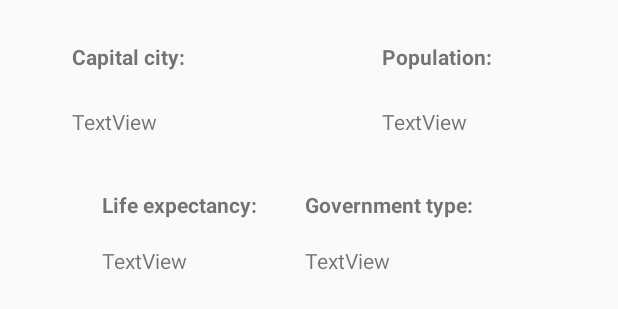
After one commit to allstendres98/COVID19_Data, an Android app: the layout info_dialog.xml on its own in the app's theme, with its tools: preview values and no code run, on a phone screen of 412 x 824 dp. The commit adds this screen. Shown: the top 309 px of the screen. Run offline under Robolectric (Android 15) with nearby library versions, the phone set to English and light mode, and no system bars; network calls fail; Roboto replaces fonts that are not available here.

Commit message:
dialog
falta poner la info correspondiente

```diff
--- /dev/null
+++ b/app/src/main/java/com/al375502/covid_19data/InfoDialog.java
@@ -0,0 +1,53 @@
+package com.al375502.covid_19data;
+
+import android.app.AlertDialog;
+import android.app.Dialog;
+import android.content.DialogInterface;
+import android.os.Bundle;
+import android.view.LayoutInflater;
+import android.view.View;
+import android.widget.TextView;
+
+import androidx.appcompat.app.AppCompatDialogFragment;
+
+import com.al375502.covid_19data.database.Country;
+
+public class InfoDialog extends AppCompatDialogFragment {
+    public Country countrySelected;
+    public MainActivity view;
+    public TextView capital, population, govern, life;
+
+    public InfoDialog(Country countrySelected, MainActivity view) {
+        this.countrySelected = countrySelected;
+        this.view = view;
+    }
+
+    @Override
+    public Dialog onCreateDialog(Bundle savedInstanceState) {
+        AlertDialog.Builder builder = new AlertDialog.Builder(getActivity());
+
+        LayoutInflater inflater = getActivity().getLayoutInflater();
+        View viewInflate = inflater.inflate(R.layout.info_dialog, null);
+        builder.setView(viewInflate).setTitle(countrySelected.name);
+
+        builder.setNeutralButton("OKAY", new DialogInterface.OnClickListener() {
+            @Override
+            public void onClick(DialogInterface dialog, int which) {
+
+            }
+        });
+
+        life = viewInflate.findViewById(R.id.life);
+        capital = viewInflate.findViewById(R.id.capital);
+        govern = viewInflate.findViewById(R.id.govern);
+        population = viewInflate.findViewById(R.id.population);
+
+        /*
+        life.setText(countrySelected.life  + "");
+        capital.setText(countrySelected.capital+ "");
+        population.setText(countrySelected.population + "");
+        govern.setText(countrySelected.govern + "");
+        */
+        return builder.create();
+    }
+}
--- a/app/src/main/java/com/al375502/covid_19data/MainActivity.java
+++ b/app/src/main/java/com/al375502/covid_19data/MainActivity.java
@@ -34,6 +34,7 @@ public class MainActivity extends AppCompatActivity {
     ArrayList<Country> countriesInThatContinent;
     ArrayList<String> continentsSpinner;
     int selectionCurrent;
+    MainActivity thisContext;
 
     //CustomAdapter
     @Override
@@ -51,6 +52,7 @@ public class MainActivity extends AppCompatActivity {
         countrySelected = findViewById(R.id.selectedCountry);
         spinner = findViewById(R.id.spinner);
         selectionCurrent = spinner.getSelectedItemPosition();
+        thisContext = this;
 
 
         spinner.setOnItemSelectedListener(new AdapterView.OnItemSelectedListener() {
@@ -82,6 +84,20 @@ public class MainActivity extends AppCompatActivity {
                 buttonInfo.setEnabled(true);
             }
         });
+
+        buttonInfo.setOnClickListener(new View.OnClickListener() {
+            @Override
+            public void onClick(View v) {
+                for(int i = 0; i < countriesInThatContinent.size(); i++)
+                {
+                    if(countrySelected.getText().equals(countriesInThatContinent.get(i).name))
+                    {
+                        InfoDialog infoDialog = new InfoDialog (countriesInThatContinent.get(i), thisContext);
+                        infoDialog.show(getSupportFragmentManager(),"info dialog");
+                    }
+                }
+            }
+        });
     }
 
     public void FillListView(ArrayList<Country> countries) {
--- /dev/null
+++ b/app/src/main/res/layout/info_dialog.xml
@@ -0,0 +1,92 @@
+<?xml version="1.0" encoding="utf-8"?>
+<androidx.constraintlayout.widget.ConstraintLayout xmlns:android="http://schemas.android.com/apk/res/android"
+    xmlns:app="http://schemas.android.com/apk/res-auto"
+    xmlns:tools="http://schemas.android.com/tools"
+    android:id="@+id/linearLayout"
+    android:layout_width="match_parent"
+    android:layout_height="match_parent">
+
+    <TextView
+        android:id="@+id/textView2"
+        android:layout_width="wrap_content"
+        android:layout_height="wrap_content"
+        android:layout_marginStart="48dp"
+        android:layout_marginLeft="48dp"
+        android:layout_marginTop="28dp"
+        android:text="Capital city:"
+        android:textStyle="bold"
+        app:layout_constraintStart_toStartOf="parent"
+        app:layout_constraintTop_toTopOf="parent" />
+
+    <TextView
+        android:id="@+id/capital"
+        android:layout_width="wrap_content"
+        android:layout_height="wrap_content"
+        android:layout_marginTop="24dp"
+        android:text="TextView"
+        app:layout_constraintStart_toStartOf="@+id/textView2"
+        app:layout_constraintTop_toBottomOf="@+id/textView2" />
+
+    <TextView
+        android:id="@+id/textView6"
+        android:layout_width="wrap_content"
+        android:layout_height="wrap_content"
+        android:layout_marginTop="28dp"
+        android:layout_marginEnd="84dp"
+        android:layout_marginRight="84dp"
+        android:text="Population:"
+        android:textStyle="bold"
+        app:layout_constraintEnd_toEndOf="parent"
+        app:layout_constraintTop_toTopOf="parent" />
+
+    <TextView
+        android:id="@+id/population"
+        android:layout_width="wrap_content"
+        android:layout_height="wrap_content"
+        android:layout_marginTop="24dp"
+        android:text="TextView"
+        app:layout_constraintStart_toStartOf="@+id/textView6"
+        app:layout_constraintTop_toBottomOf="@+id/textView6" />
+
+    <TextView
+        android:id="@+id/textView8"
+        android:layout_width="wrap_content"
+        android:layout_height="wrap_content"
+        android:layout_marginStart="68dp"
+        android:layout_marginLeft="68dp"
+        android:text="Life expectancy:"
+        android:textStyle="bold"
+        app:layout_constraintStart_toStartOf="parent"
+        app:layout_constraintTop_toTopOf="@+id/textView9" />
+
+    <TextView
+        android:id="@+id/textView9"
+        android:layout_width="wrap_content"
+        android:layout_height="wrap_content"
+        android:layout_marginStart="32dp"
+        android:layout_marginLeft="32dp"
+        android:layout_marginTop="36dp"
+        android:text="Government type:"
+        android:textStyle="bold"
+        app:layout_constraintEnd_toStartOf="@+id/population"
+        app:layout_constraintHorizontal_bias="0.0"
+        app:layout_constraintStart_toEndOf="@+id/textView8"
+        app:layout_constraintTop_toBottomOf="@+id/population" />
+
+    <TextView
+        android:id="@+id/life"
+        android:layout_width="wrap_content"
+        android:layout_height="wrap_content"
+        android:layout_marginTop="18dp"
+        android:text="TextView"
+        app:layout_constraintStart_toStartOf="@+id/textView8"
+        app:layout_constraintTop_toBottomOf="@+id/textView8" />
+
+    <TextView
+        android:id="@+id/govern"
+        android:layout_width="wrap_content"
+        android:layout_height="wrap_content"
+        android:text="TextView"
+        app:layout_constraintStart_toStartOf="@+id/textView9"
+        app:layout_constraintTop_toTopOf="@+id/life" />
+</androidx.constraintlayout.widget.ConstraintLayout>
```
